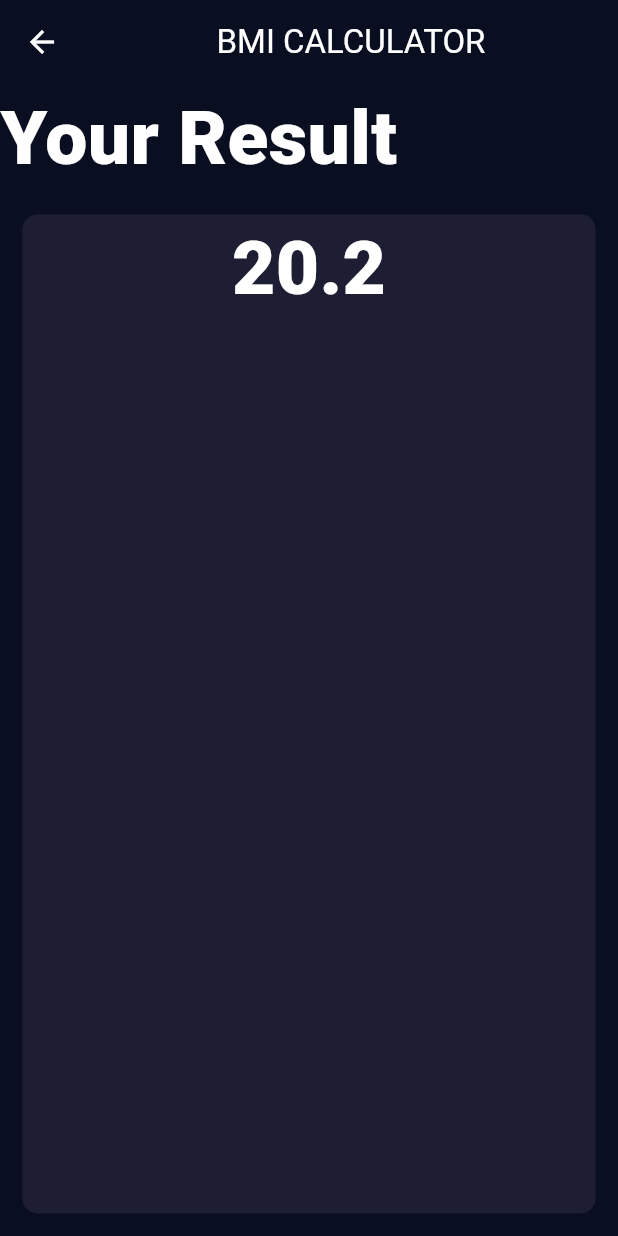
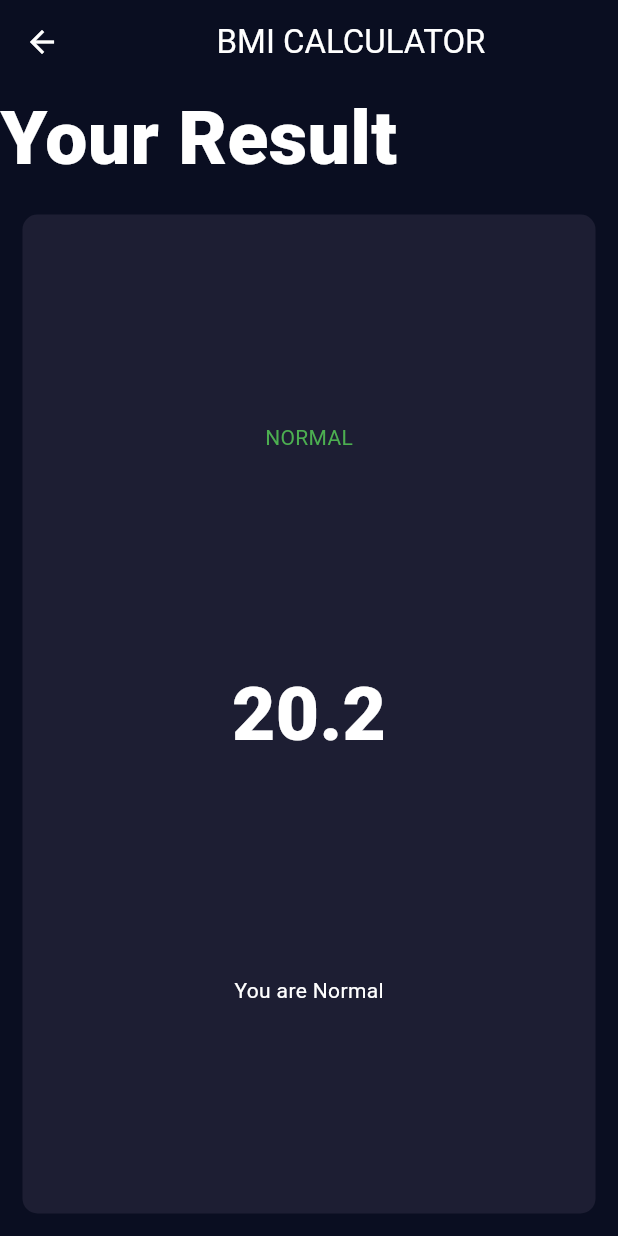
Before and after one commit to rahulmathur87/BMI_calculator, a Flutter app: the screen it shows after launch, after a tap on "CALCULATE", on a phone screen of 412 x 824 dp. Run offline on Flutter 3.47's test engine with Material 3 defaults, Android fonts, the phone set to English and light mode, and no system bars; our stand-ins replace font_awesome_flutter.

Commit message:
added BMI category and iterpretation

```diff
--- a/lib/input_page.dart
+++ b/lib/input_page.dart
@@ -193,10 +193,12 @@ class _InputPageState extends State<InputPage> {
             ),
             GestureDetector(
               onTap: () {
-                bmi = weight/((height/100) * (height/100));
+                bmi = weight / ((height / 100) * (height / 100));
                 Navigator.push(
                   context,
-                  MaterialPageRoute(builder: (context) => ResultsPage(userBMI: bmi)),
+                  MaterialPageRoute(
+                    builder: (context) => ResultsPage(userBMI: bmi),
+                  ),
                 );
               },
               child: Container(
--- a/lib/results_page.dart
+++ b/lib/results_page.dart
@@ -4,8 +4,26 @@ import 'reusable_card.dart';
 
 class ResultsPage extends StatelessWidget {
   final double userBMI;
+  const ResultsPage({super.key, required this.userBMI});
+  String bmiCategory(double userBmi) {
+    if (userBmi < 18.5) {
+      return "Underweight";
+    } else if (18.5 < userBmi && userBmi < 24.9) {
+      return "Normal";
+    } else {
+      return "Overweight";
+    }
+  }
 
-  const ResultsPage({super.key, required this.userBMI});
+  String bmiInterpretation(double userBmi) {
+    if (userBmi < 18.5) {
+      return "You need to eat more";
+    } else if (18.5 <= userBmi && userBmi <= 24.9) {
+      return "You are Normal";
+    } else {
+      return "You are fat";
+    }
+  }
 
   @override
   Widget build(BuildContext context) {
@@ -21,7 +39,21 @@ class ResultsPage extends StatelessWidget {
             Expanded(
               child: ReusableCard(
                 cardChild: Column(
-                  children: [Center(child: Text(userBMI.toStringAsFixed(1), style: kNumberTextStyle,))],
+                  mainAxisAlignment: MainAxisAlignment.spaceEvenly,
+                  // crossAxisAlignment: CrossAxisAlignment.stretch,
+                  children: [
+                    Text(
+                      bmiCategory(userBMI).toUpperCase(),
+                      style: TextStyle(color: Colors.green),
+                    ),
+                    Center(
+                      child: Text(
+                        userBMI.toStringAsFixed(1),
+                        style: kNumberTextStyle,
+                      ),
+                    ),
+                    Text(bmiInterpretation(userBMI)),
+                  ],
                 ),
                 colour: Color(0xFF1D1E33),
               ),
```
